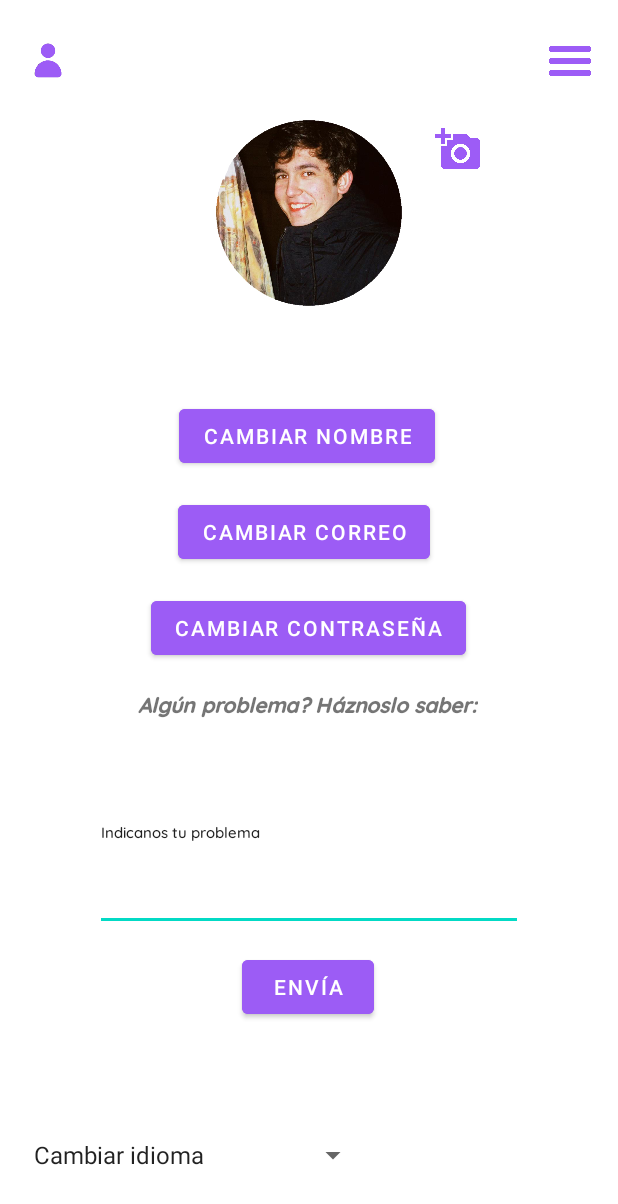
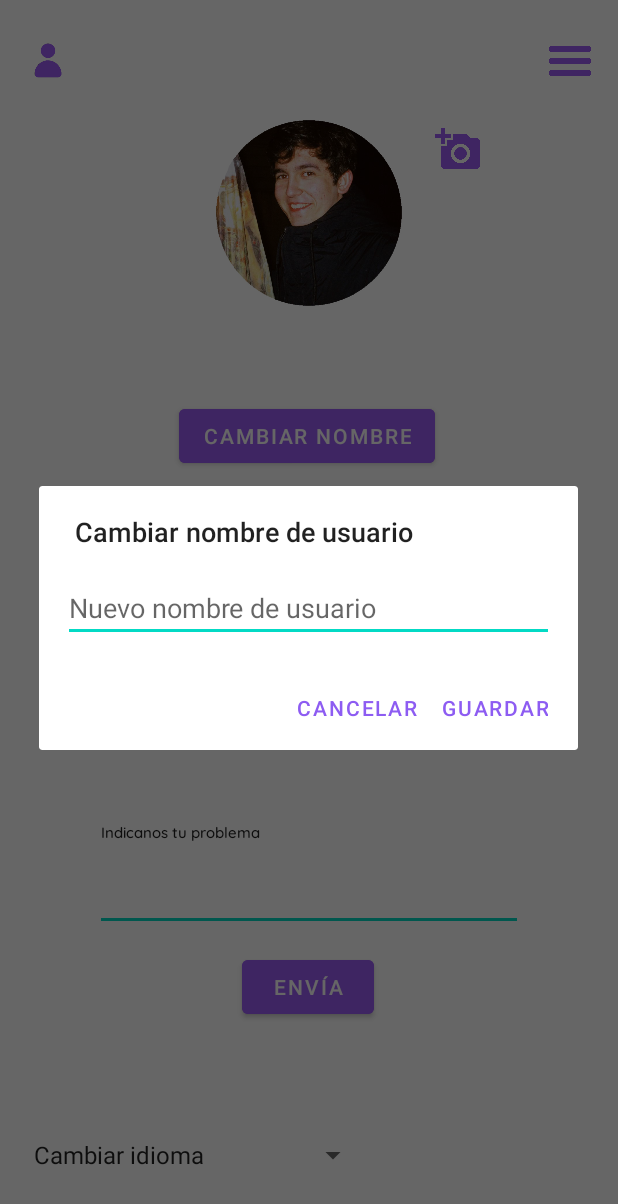
Before and after one commit to APenalba/CodeByte, an Android app: the ProfileActivity screen opened directly, with no data from a screen before it, after a tap on "CAMBIAR NOMBRE", on a phone screen of 412 x 824 dp. Shown: the top 1204 px of the screen. Run offline under Robolectric (Android 15) with nearby library versions, the phone set to English and light mode, and no system bars; our stand-ins replace Firebase (no records; nobody signed in at launch, a user with empty details on screens opened directly).

Commit message:
- Ahora se puede cambiar el nombre de usuario

```diff
--- a/app/src/main/java/edu/pis/codebyte/view/profile/ProfileActivity.java
+++ b/app/src/main/java/edu/pis/codebyte/view/profile/ProfileActivity.java
@@ -1,7 +1,10 @@
 package edu.pis.codebyte.view.profile;
 
+import androidx.annotation.NonNull;
+import androidx.appcompat.app.AlertDialog;
 import androidx.appcompat.app.AppCompatActivity;
 
+import android.content.DialogInterface;
 import android.os.Bundle;
 import android.view.View;
 import android.widget.Button;
@@ -9,9 +12,13 @@ import android.widget.EditText;
 import android.widget.ImageView;
 import android.widget.Spinner;
 import android.widget.TextView;
+import android.widget.Toast;
 
+import com.google.android.gms.tasks.OnCompleteListener;
+import com.google.android.gms.tasks.Task;
 import com.google.firebase.auth.FirebaseAuth;
 import com.google.firebase.auth.FirebaseUser;
+import com.google.firebase.auth.UserProfileChangeRequest;
 
 import edu.pis.codebyte.R;
 import edu.pis.codebyte.viewmodel.profile.ProfileViewModel;
@@ -72,6 +79,7 @@ public class ProfileActivity extends AppCompatActivity {
             @Override
             public void onClick(View v) {
                 // TODO cambiar nombre
+                mostrarDialogoCambiarNombreUsuario();
             }
         });
     }
@@ -95,4 +103,43 @@ public class ProfileActivity extends AppCompatActivity {
             }
         });
     }
+    private void mostrarDialogoCambiarNombreUsuario() {
+        AlertDialog.Builder builder = new AlertDialog.Builder(this);
+        View view = getLayoutInflater().inflate(R.layout.nuevo_nombre_usuario_dialog, null);
+        builder.setView(view);
+        builder.setTitle(R.string.cambiar_nombre_usuario_titulo);
+        builder.setPositiveButton(R.string.guardar, new DialogInterface.OnClickListener() {
+            @Override
+            public void onClick(DialogInterface dialog, int which) {
+                EditText etNuevoNombreUsuario = view.findViewById(R.id.et_nuevo_nombre_usuario);
+                String nuevoNombreUsuario = etNuevoNombreUsuario.getText().toString().trim();
+                cambiarNombreUsuario(nuevoNombreUsuario);
+
+            }
+        });
+        builder.setNegativeButton(R.string.cancelar, null);
+        builder.show();
+    }
+
+    private void cambiarNombreUsuario(String nuevoNombreUsuario) {
+
+        UserProfileChangeRequest profileUpdates = new UserProfileChangeRequest.Builder()
+                .setDisplayName(nuevoNombreUsuario)
+                .build();
+
+        currentUser.updateProfile(profileUpdates)
+                .addOnCompleteListener(new OnCompleteListener<Void>() {
+                    @Override
+                    public void onComplete(@NonNull Task<Void> task) {
+                        if (task.isSuccessful()) {
+                            // El nombre de usuario se ha actualizado correctamente
+                            Toast.makeText(ProfileActivity.this, "Nombre de usuario actualizado", Toast.LENGTH_SHORT).show();
+                        } else {
+                            // Se produjo un error al actualizar el nombre de usuario
+                            Toast.makeText(ProfileActivity.this, "Error al actualizar el nombre de usuario", Toast.LENGTH_SHORT).show();
+                        }
+                    }
+                });
+
+    }
 }
--- /dev/null
+++ b/app/src/main/res/layout/nuevo_nombre_usuario_dialog.xml
@@ -0,0 +1,15 @@
+<?xml version="1.0" encoding="utf-8"?>
+<LinearLayout xmlns:android="http://schemas.android.com/apk/res/android"
+    android:layout_width="match_parent"
+    android:layout_height="wrap_content"
+    android:orientation="vertical"
+    android:padding="16dp">
+
+    <EditText
+        android:id="@+id/et_nuevo_nombre_usuario"
+        android:layout_width="match_parent"
+        android:layout_height="wrap_content"
+        android:hint="@string/nuevo_nombre_usuario_hint"
+        android:inputType="text"/>
+
+</LinearLayout>
--- a/app/src/main/res/values/strings.xml
+++ b/app/src/main/res/values/strings.xml
@@ -20,7 +20,11 @@
     <string name="cambiar_correo">Cambiar Correo</string>
     <string name="problem_report">Algún problema? Háznoslo saber:</string>
     <string name="textbox_problem_report">Indicanos tu problema</string>
+    <string name="cambiar_nombre_usuario_titulo">Cambiar nombre de usuario</string>
+    <string name="guardar">Guardar</string>
     <string name="envia">Envía</string>
+    <string name="cancelar">Cancelar</string>
+    <string name="nuevo_nombre_usuario_hint">Nuevo nombre de usuario </string>
     <string-array name="idiomas">
         <item>Cambiar idioma</item>
         <item>Castellano</item>
```
